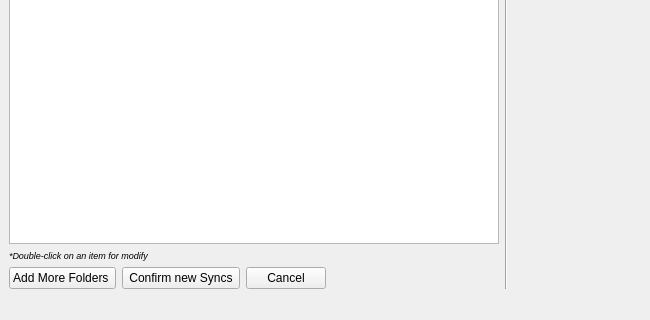
Old version of the form suggestnsbasewin.ui in the repository pcloudcom/psyncgui; both pictures show x 0 to 650 and y 111 to 431 of the 768 by 431 pixel window.
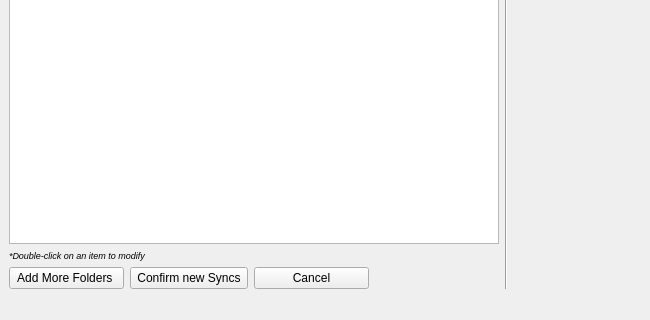
New version of the form. Icons and pictures are not drawn.

The edit to the form file:
```diff
--- a/suggestnsbasewin.ui
+++ b/suggestnsbasewin.ui
@@ -50,7 +50,7 @@
       <item>
        <widget class="QLabel" name="label_modifyinfo">
         <property name="text">
-         <string>&lt;html&gt;&lt;head/&gt;&lt;body&gt;&lt;p&gt;&lt;span style=&quot; font-size:7pt; font-style:italic;&quot;&gt;*Double-click on an item for modify&lt;/span&gt;&lt;/p&gt;&lt;/body&gt;&lt;/html&gt;</string>
+         <string>&lt;html&gt;&lt;head/&gt;&lt;body&gt;&lt;p&gt;&lt;span style=&quot; font-size:7pt; font-style:italic;&quot;&gt;*Double-click on an item to modify&lt;/span&gt;&lt;/p&gt;&lt;/body&gt;&lt;/html&gt;</string>
         </property>
        </widget>
       </item>
@@ -58,6 +58,12 @@
        <layout class="QHBoxLayout" name="horizontalLayout">
         <item>
          <widget class="QPushButton" name="btnAdd">
+          <property name="minimumSize">
+           <size>
+            <width>115</width>
+            <height>0</height>
+           </size>
+          </property>
           <property name="text">
            <string>Add More Folders </string>
           </property>
@@ -65,10 +71,22 @@
            <iconset resource="Resources.qrc">
             <normaloff>:/32x32/images/32x32/sync.png</normaloff>:/32x32/images/32x32/sync.png</iconset>
           </property>
+          <property name="iconSize">
+           <size>
+            <width>15</width>
+            <height>15</height>
+           </size>
+          </property>
          </widget>
         </item>
         <item>
          <widget class="QPushButton" name="btnFinish">
+          <property name="minimumSize">
+           <size>
+            <width>115</width>
+            <height>0</height>
+           </size>
+          </property>
           <property name="text">
            <string> Confirm new Syncs </string>
           </property>
@@ -76,6 +94,12 @@
         </item>
         <item>
          <widget class="QPushButton" name="btnCancel">
+          <property name="minimumSize">
+           <size>
+            <width>115</width>
+            <height>0</height>
+           </size>
+          </property>
           <property name="text">
            <string>Cancel</string>
           </property>
```
Left out of the diff: 3 changed lines with no effect on the pictures.
